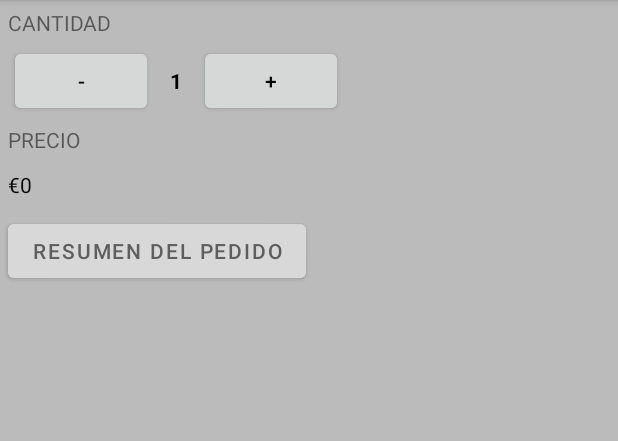
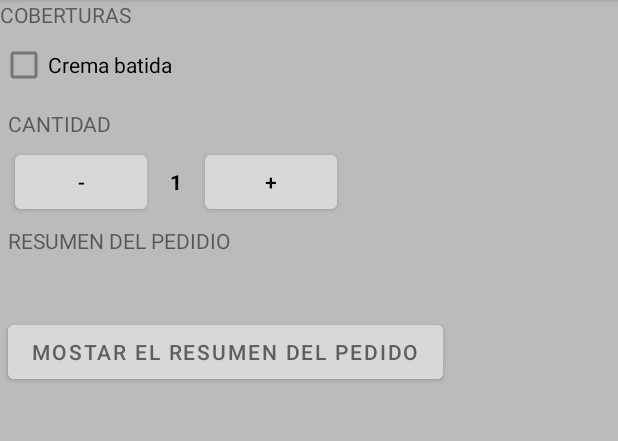
Before and after one commit to magnitopic/IceCreamMaker, an Android app: the screen it shows after launch (MainActivity), on a phone screen of 412 x 824 dp, the part 84-525 px from its top. Run offline under Robolectric (Android 15) with nearby library versions, the phone set to English and light mode, and no system bars.

Commit message:
New message and new variables

```diff
--- a/app/src/main/res/layout/activity_main.xml
+++ b/app/src/main/res/layout/activity_main.xml
@@ -8,6 +8,19 @@
     android:orientation="vertical"
     tools:context=".MainActivity">
 
+
+    <TextView
+        android:id="@+id/textView"
+        android:layout_width="match_parent"
+        android:layout_height="wrap_content"
+        android:text="COBERTURAS" />
+
+    <CheckBox
+        android:id="@+id/checkBox"
+        android:layout_width="match_parent"
+        android:layout_height="wrap_content"
+        android:text="Crema batida"
+        android:checked="false" />
 
     <TextView
         android:id="@+id/tituloCantidad"
@@ -60,14 +73,14 @@
         android:layout_width="wrap_content"
         android:layout_height="wrap_content"
         android:layout_margin="5dp"
-        android:text="PRECIO" />
+        android:text="RESUMEN DEL PEDIDIO" />
 
     <TextView
         android:id="@+id/price"
         android:layout_width="wrap_content"
         android:layout_height="wrap_content"
         android:layout_margin="5dp"
-        android:text="€0"
+        android:text=""
         android:textColor="@color/black" />
 
     <Button
@@ -78,6 +91,6 @@
         android:backgroundTint="#D8D8D8"
         android:onClick="onClickButtonOrder"
         tools:ignore="onClick"
-        android:text="RESUMEN DEL PEDIDO"
+        android:text="MOSTAR EL RESUMEN DEL PEDIDO"
         android:textColor="#5e5e5e" />
 </LinearLayout>
```
Also changed, not shown: app/src/main/java/com/example/icecreammaker/MainActivity.kt (+12 -5 lines).
